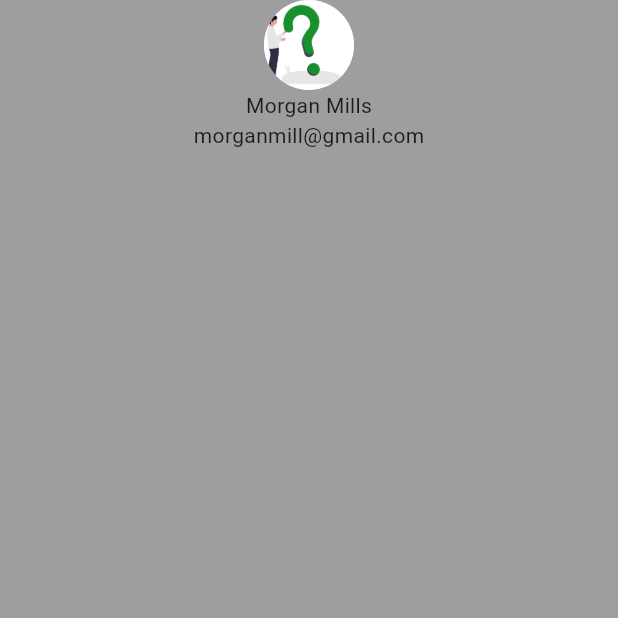
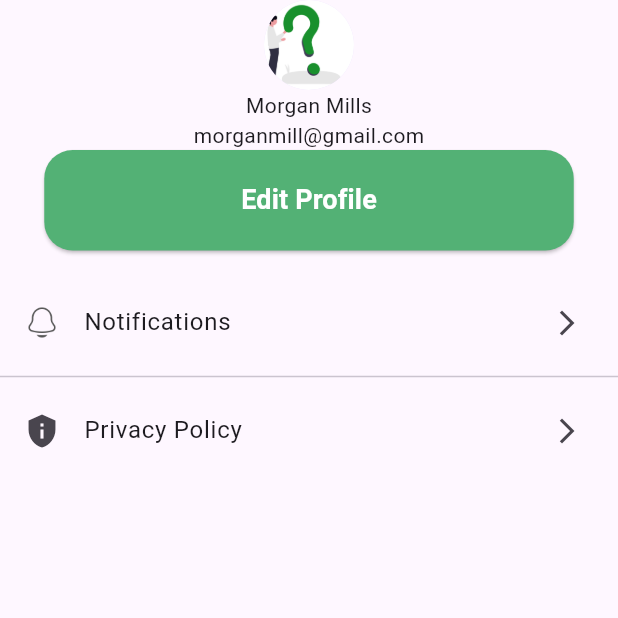
Before and after one commit to AbRehman536/batch_2_flutter, a Flutter app: the ProfileScreen screen opened directly, on a phone screen of 412 x 824 dp, the top half of it. Run offline on Flutter 3.47's test engine with Material 3 defaults, Android fonts, the phone set to English and light mode, and no system bars; our stand-ins replace carousel_slider, device_preview, smooth_page_indicator; network calls fail.

Commit message:
Profile Screen and Carousel Slider Done

```diff
--- a/lib/constants/app_assets.dart
+++ b/lib/constants/app_assets.dart
@@ -11,5 +11,12 @@ class AppAssets {
   static String product1Image = "assets/images/product1.png";
   static String canImage = "assets/images/can.png";
   static String bananaImage = "assets/images/banana.png";
+
+
+
+
+
+
   ///Icons
+  static String notificationIcon = "assets/icons/notification.png";
 }
--- a/lib/main.dart
+++ b/lib/main.dart
@@ -43,7 +43,7 @@ class MyApp extends StatelessWidget {
         useMaterial3: true,
       ),
 
-      home: ProfileScreen(),
+      home: HomeScreen(),
     );
   }
 }
--- a/lib/screens/profile_screen/profile.dart
+++ b/lib/screens/profile_screen/profile.dart
@@ -1,4 +1,5 @@
 import 'package:batch_2/constants/app_assets.dart';
+import 'package:batch_2/utils/widgets/custom_button.dart';
 import 'package:flutter/material.dart';
 
 class ProfileScreen extends StatefulWidget {
@@ -13,7 +14,6 @@ class _ProfileScreenState extends State<ProfileScreen> {
   Widget build(BuildContext context) {
     return SafeArea(
       child: Scaffold(
-        backgroundColor: Colors.grey,
         body: Center(
           child: Column(
             children: [
@@ -23,10 +23,30 @@ class _ProfileScreenState extends State<ProfileScreen> {
               ),
               Text("Morgan Mills"),
               Text("morganmill@gmail.com"),
+              CustomButton(btnLabel: "Edit Profile", onPressed: (){}),
+              SizedBox(height: 20,),
+              _customListTile(
+                  title: "Notifications",
+                  icon: Image.asset(AppAssets.notificationIcon,width: 24,height: 24,)),
+              Divider(),
+              _customListTile(
+                  title: "Privacy Policy",
+                  icon: Icon(Icons.privacy_tip))
             ],
           ),
         ),
       ),
     );
   }
+  Widget _customListTile({
+    required String title,
+    required Widget icon
+}){
+    return ListTile(
+      leading: icon,
+      title: Text(title),
+      trailing: Icon(Icons.arrow_forward_ios,size: 20,),
+    );
+  }
+
 }
--- a/pubspec.yaml
+++ b/pubspec.yaml
@@ -38,6 +38,7 @@ dependencies:
   cupertino_icons: ^1.0.8
   smooth_page_indicator: ^3.0.0
   intl: ^0.20.3
+  carousel_slider: ^5.1.2
 
 dev_dependencies:
   flutter_test:
```
Also changed, not shown: lib/screens/home_screens/home_scren.dart (+32 -1 lines), assets/icons/notification.png (added), pubspec.lock.
